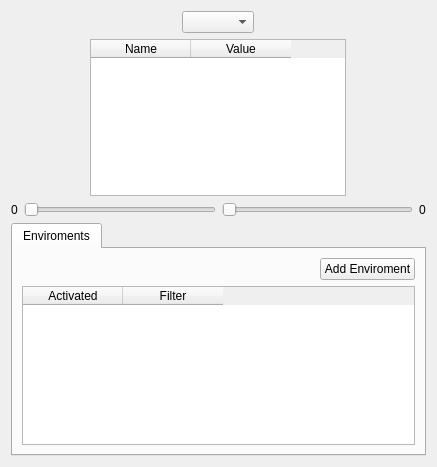
Qt form yatel/gui/uis/ExplorerFrame.ui (leliel12/yatel) before a commit.
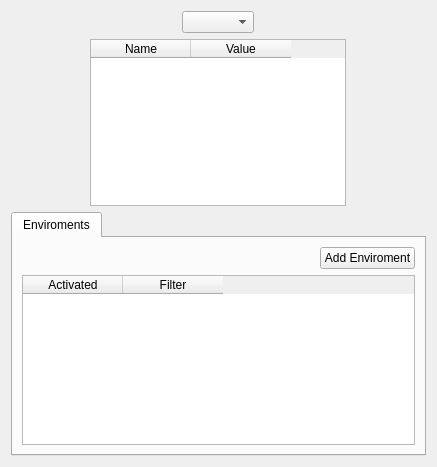
The same form after that commit.

Commit message: added range selector

```diff
--- a/yatel/gui/uis/ExplorerFrame.ui
+++ b/yatel/gui/uis/ExplorerFrame.ui
@@ -71,36 +71,7 @@
     </layout>
    </item>
    <item>
-    <layout class="QHBoxLayout" name="horizontalLayout_3">
-     <item>
-      <widget class="QLabel" name="minWeight">
-       <property name="text">
-        <string>0</string>
-       </property>
-      </widget>
-     </item>
-     <item>
-      <widget class="QSlider" name="edgesMinLimitSlider">
-       <property name="orientation">
-        <enum>Qt::Horizontal</enum>
-       </property>
-      </widget>
-     </item>
-     <item>
-      <widget class="QSlider" name="edgesMaxLimitSlider">
-       <property name="orientation">
-        <enum>Qt::Horizontal</enum>
-       </property>
-      </widget>
-     </item>
-     <item>
-      <widget class="QLabel" name="maxWeight">
-       <property name="text">
-        <string>0</string>
-       </property>
-      </widget>
-     </item>
-    </layout>
+    <layout class="QHBoxLayout" name="sliderLayout"/>
    </item>
    <item>
     <widget class="QTabWidget" name="tabWidget">
```
Left out of the diff: 35 changed lines with no effect on the pictures. The commit also changes 2 other files.
